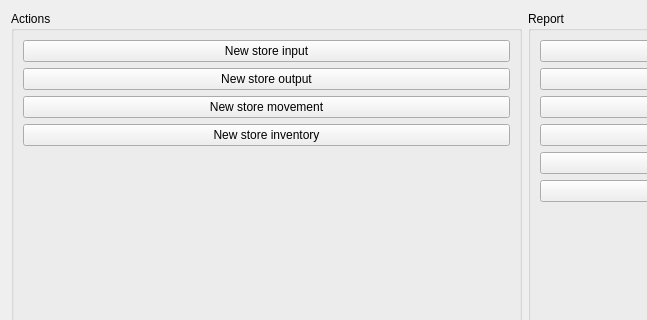
Above: FrontDesk/c5welcomepage.ui from End1-1/Cafe5 before the change; both pictures show x 0 to 647 and y 0 to 320 of the 1049 by 578 pixel window. Below: the same form after it.
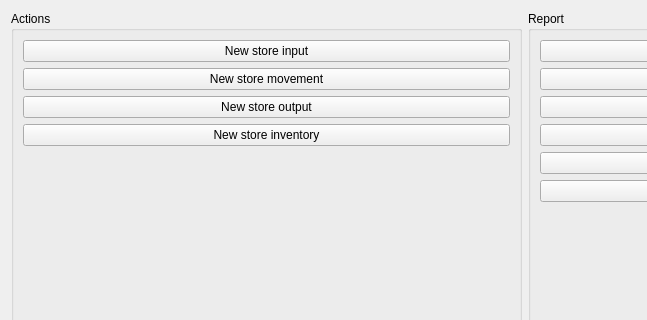
That is the form after the change. Icons and pictures are not drawn.

What changed in the file:
```diff
--- a/FrontDesk/c5welcomepage.ui
+++ b/FrontDesk/c5welcomepage.ui
@@ -32,9 +32,9 @@
        </widget>
       </item>
       <item>
-       <widget class="QPushButton" name="btnNewStoreOutput">
+       <widget class="QPushButton" name="btnNewStoreMovement">
         <property name="text">
-         <string>New store output</string>
+         <string>New store movement</string>
         </property>
         <property name="icon">
          <iconset resource="../resources/res.qrc">
@@ -43,9 +43,9 @@
        </widget>
       </item>
       <item>
-       <widget class="QPushButton" name="btnNewStoreMovement">
+       <widget class="QPushButton" name="btnNewStoreOutput">
         <property name="text">
-         <string>New store movement</string>
+         <string>New store output</string>
         </property>
         <property name="icon">
          <iconset resource="../resources/res.qrc">
```
